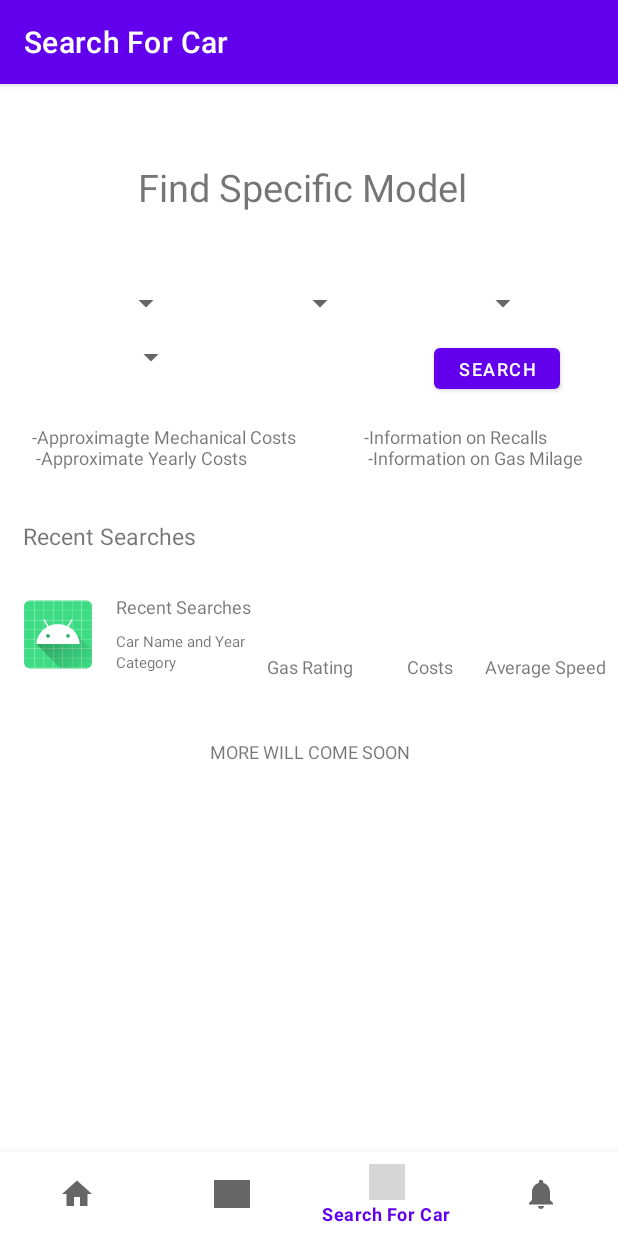
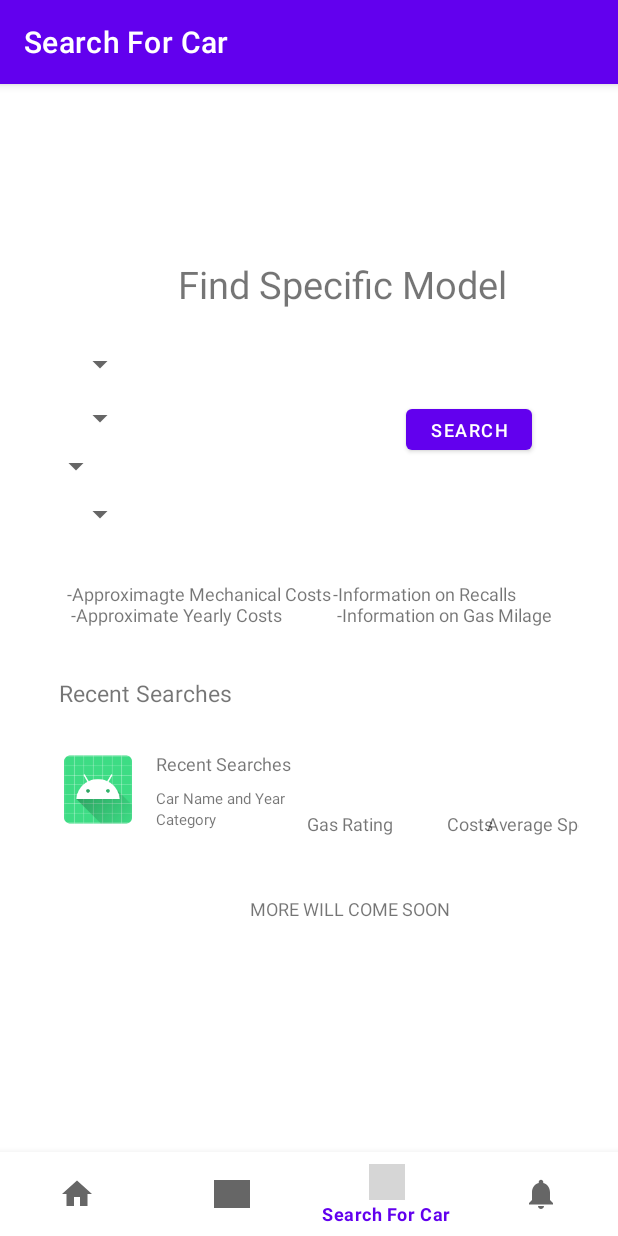
Before and after one commit to chejiaha/CarGuruDemo, an Android app: the FindSpecificModelFragment screen opened through its navigation route, on a phone screen of 412 x 824 dp. Run offline under Robolectric (Android 15) with nearby library versions, the light colour scheme and no system bars; our stand-ins replace Firebase (no records; nobody signed in at launch, a user with empty details on screens opened directly), navigation-ui; grey boxes are pictures that could not be loaded.

Commit message:
Fixing minor issues, with the UI, the specific model and database class

```diff
--- a/app/src/main/java/owen/ross/carguru/ui/FindSpecificModel/FindSpecificModelFragment.java
+++ b/app/src/main/java/owen/ross/carguru/ui/FindSpecificModel/FindSpecificModelFragment.java
@@ -117,8 +117,6 @@ public class FindSpecificModelFragment extends Fragment {
 
         //Setting the onTap Event Listener for Model
         searchVehicle.setOnTouchListener(onClickSearchVehicle);
-
-
 
         return view;
     }
@@ -316,6 +314,7 @@ public class FindSpecificModelFragment extends Fragment {
                     car.setMake(userMake);
                     car.setModel(userModel);
                     car.setTrim(userTrim);
+                    car.setYear(Integer.parseInt(userYear));
                     //TODO Reference the database
                     car = Database.getSpecificCarInfo(car);
 
--- a/app/src/main/java/owen/ross/carguru/ui/questionnaire/QuestionnaireFragment.java
+++ b/app/src/main/java/owen/ross/carguru/ui/questionnaire/QuestionnaireFragment.java
@@ -291,7 +291,8 @@ public class QuestionnaireFragment extends Fragment {
      *                                                how many answers the user has completed
      * <HashMap String, Integer> carCategories: Is used to add the Category Answer and pair it with the interfaces.
      *
-     *
+     * Modifies carCategories: by adding one to the category score
+     * Returns none
      */
     public void addTally (ArrayList<Answer> answers) {
 
@@ -362,6 +363,7 @@ public class QuestionnaireFragment extends Fragment {
      *                                                to a String Array list which will be used to see
      *                                                how many answers the user has completed
      * <HashMap String, Integer> carCategories: Is used to add the Category Answer and pair it with the interfaces.
+     *
      *
      *
      */
--- a/app/src/main/res/layout/activity_main.xml
+++ b/app/src/main/res/layout/activity_main.xml
@@ -5,6 +5,7 @@
     android:id="@+id/container"
     android:layout_width="match_parent"
     android:layout_height="match_parent"
+    android:paddingTop="?attr/actionBarSize"
    >
 
     <com.google.android.material.bottomnavigation.BottomNavigationView
@@ -22,14 +23,14 @@
     <fragment
         android:id="@+id/nav_host_fragment"
         android:name="androidx.navigation.fragment.NavHostFragment"
-        android:layout_width="410dp"
-        android:layout_height="665dp"
+        android:layout_width="359dp"
+        android:layout_height="616dp"
         app:defaultNavHost="true"
-        app:layout_constraintBottom_toTopOf="@+id/nav_view"
-        app:layout_constraintHorizontal_bias="0.0"
-        app:layout_constraintLeft_toLeftOf="parent"
-        app:layout_constraintRight_toRightOf="parent"
+        app:layout_constraintBottom_toBottomOf="parent"
+        app:layout_constraintEnd_toEndOf="parent"
+        app:layout_constraintStart_toStartOf="parent"
         app:layout_constraintTop_toTopOf="parent"
+        app:layout_constraintVertical_bias="0.333"
         app:navGraph="@navigation/mobile_navigation" />
 
 </androidx.constraintlayout.widget.ConstraintLayout>
--- a/app/src/main/res/layout/fragment_find_specific_model.xml
+++ b/app/src/main/res/layout/fragment_find_specific_model.xml
@@ -21,9 +21,8 @@
         android:id="@+id/spMake"
         android:layout_width="wrap_content"
         android:layout_height="wrap_content"
-            android:layout_marginTop="48dp"
-            app:layout_constraintEnd_toStartOf="@+id/spModel"
-            app:layout_constraintHorizontal_bias="0.521"
+        android:layout_marginStart="16dp"
+        android:layout_marginTop="24dp"
         app:layout_constraintStart_toStartOf="parent"
         app:layout_constraintTop_toBottomOf="@+id/tvFindSpecificModelTitle" />
 
@@ -31,32 +30,27 @@
         android:id="@+id/spYear"
         android:layout_width="wrap_content"
         android:layout_height="wrap_content"
-            android:layout_marginTop="12dp"
-            android:layout_marginEnd="84dp"
-            app:layout_constraintEnd_toStartOf="@+id/btnFindSpecificModelSearch"
-            app:layout_constraintHorizontal_bias="0.487"
+        android:layout_marginStart="16dp"
+        android:layout_marginTop="8dp"
         app:layout_constraintStart_toStartOf="parent"
-            app:layout_constraintTop_toBottomOf="@+id/spMake" />
+        app:layout_constraintTop_toBottomOf="@+id/spTrim" />
 
     <Spinner
         android:id="@+id/spModel"
         android:layout_width="wrap_content"
         android:layout_height="wrap_content"
-            android:layout_marginTop="48dp"
-            app:layout_constraintEnd_toEndOf="parent"
-            app:layout_constraintHorizontal_bias="0.523"
+        android:layout_marginStart="16dp"
+        android:layout_marginTop="12dp"
         app:layout_constraintStart_toStartOf="parent"
-            app:layout_constraintTop_toBottomOf="@+id/tvFindSpecificModelTitle" />
+        app:layout_constraintTop_toBottomOf="@+id/spMake" />
 
     <Spinner
         android:id="@+id/spTrim"
         android:layout_width="wrap_content"
         android:layout_height="wrap_content"
-            android:layout_marginTop="48dp"
-            app:layout_constraintEnd_toEndOf="parent"
-            app:layout_constraintHorizontal_bias="0.592"
-            app:layout_constraintStart_toEndOf="@+id/spModel"
-            app:layout_constraintTop_toBottomOf="@+id/tvFindSpecificModelTitle" />
+        android:layout_marginTop="32dp"
+        app:layout_constraintTop_toTopOf="@+id/spModel"
+        tools:layout_editor_absoluteX="16dp" />
 
     <Button
             android:id="@+id/btnFindSpecificModelSearch"
@@ -85,12 +79,12 @@
         android:id="@+id/tvFindSpecificModelLeftInfo"
         android:layout_width="wrap_content"
         android:layout_height="wrap_content"
-            android:layout_marginTop="12dp"
+        android:layout_marginTop="76dp"
         android:padding="5dp"
         android:text="-Information on Recalls \n -Information on Gas Milage"
         android:textSize="12dp"
         app:layout_constraintEnd_toEndOf="parent"
-            app:layout_constraintHorizontal_bias="0.937"
+        app:layout_constraintHorizontal_bias="0.936"
         app:layout_constraintStart_toStartOf="parent"
         app:layout_constraintTop_toBottomOf="@+id/btnFindSpecificModelSearch" />
 
@@ -98,12 +92,12 @@
         android:id="@+id/tvFindSpecificModelRightInfo"
         android:layout_width="wrap_content"
         android:layout_height="wrap_content"
-            android:layout_marginTop="12dp"
+        android:layout_marginTop="76dp"
         android:padding="5dp"
         android:text="-Approximagte Mechanical Costs \n -Approximate Yearly Costs"
         android:textSize="12dp"
         app:layout_constraintEnd_toEndOf="parent"
-            app:layout_constraintHorizontal_bias="0.072"
+        app:layout_constraintHorizontal_bias="0.074"
         app:layout_constraintStart_toStartOf="parent"
         app:layout_constraintTop_toBottomOf="@+id/btnFindSpecificModelSearch" />
 
```
Also changed, not shown: app/src/main/java/owen/ross/carguru/models/AnswerParser.java (+14 -0 lines). Lines whose indentation alone changed are shown as unchanged.
